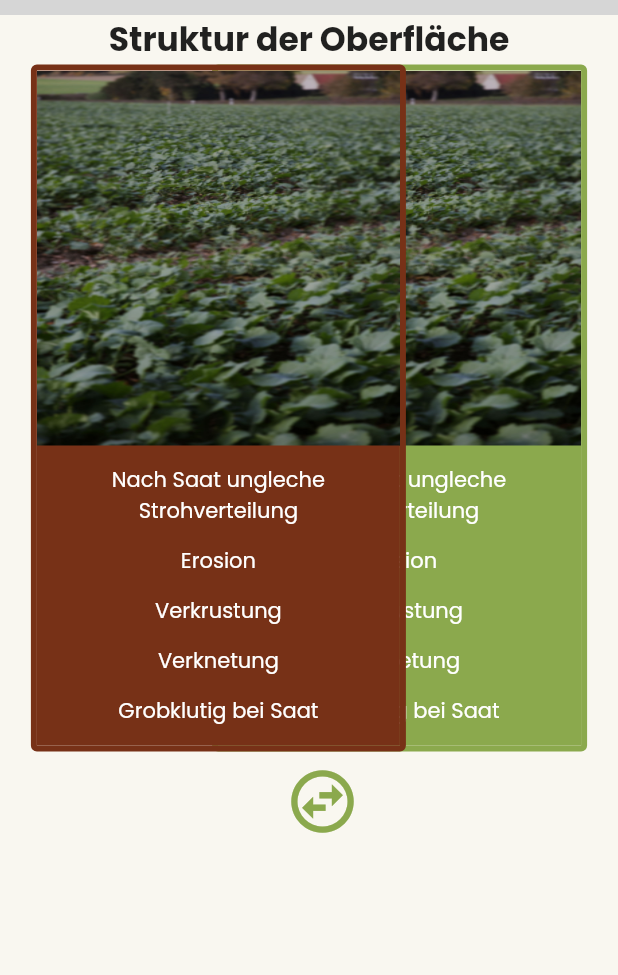
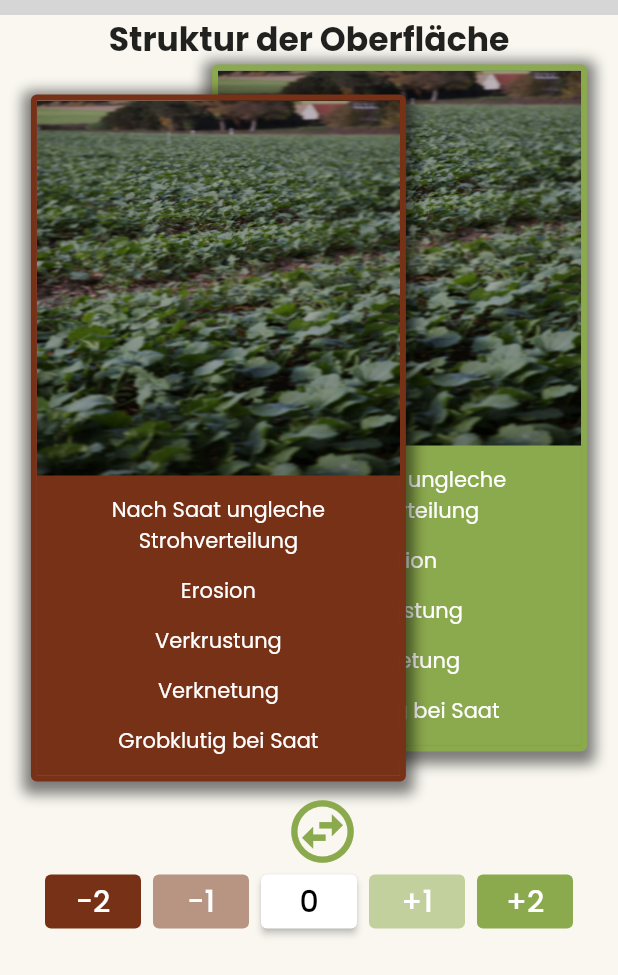
Before and after one commit to patrickfelschen/bodenanalyse, a Flutter app: the AnalysisStartScreen screen opened by its route, on a phone screen of 412 x 824 dp. Shown: the top 975 px of the screen. Run offline on Flutter 3.47's test engine with Material 2 defaults, Android fonts, the phone set to English and light mode, and no system bars; our stand-ins replace google_maps_flutter, shared_preferences; missing offline and left inert: easy_search, progress_stepper; accounts and stored records are empty; generated files the repository leaves out were written again; grey boxes are pictures that could not be loaded.

Commit message:
Rating ButtonBar

```diff
--- a/lib/src/screens/analysis_start_screen.dart
+++ b/lib/src/screens/analysis_start_screen.dart
@@ -14,7 +14,7 @@ class AnalysisStartScreen extends StatefulWidget {
 class _AnalysisStartScreenState extends State<AnalysisStartScreen> {
   var testList = List.empty();
   int _steps = 6;
-  int _counter = 0;
+  int _counter = 1;
   List<int> widgetIds = [0, 1];
   int index = 0;
 
@@ -82,7 +82,10 @@ class _AnalysisStartScreenState extends State<AnalysisStartScreen> {
           currentStep: _counter,
           progressColor: Color(0xFF8BA94D),
         )),
-        Text('Struktur der Oberfläche', style: TextStyle(fontWeight: FontWeight.bold, fontSize: 22),),
+        Text(
+          'Struktur der Oberfläche',
+          style: TextStyle(fontWeight: FontWeight.bold, fontSize: 22),
+        ),
         Stack(
           children: _stackChildren,
         ),
@@ -93,8 +96,72 @@ class _AnalysisStartScreenState extends State<AnalysisStartScreen> {
               size: 50,
               color: Theme.of(context).colorScheme.primary,
             )),
-
+        Row(
+          mainAxisAlignment: MainAxisAlignment.spaceEvenly,
+          children: [RatingButtonBar(context)],
+        )
       ]),
     ));
   }
+
+  ButtonBar RatingButtonBar(BuildContext context) {
+    Color textColor = Colors.white;
+    double fontSize = 20;
+    return ButtonBar(
+      alignment: MainAxisAlignment.spaceEvenly,
+      children: [
+        ElevatedButton(
+          onPressed: null,
+          child: Text(
+            '-2',
+            style: TextStyle(color: textColor, fontSize: fontSize),
+          ),
+          style: ButtonStyle(
+              backgroundColor: MaterialStateProperty.all<Color>(
+                  Theme.of(context).colorScheme.secondary)),
+        ),
+        ElevatedButton(
+          onPressed: null,
+          child: Text(
+            '-1',
+            style: TextStyle(color: textColor, fontSize: fontSize),
+          ),
+          style: ButtonStyle(
+            backgroundColor: MaterialStateProperty.all<Color>(
+                Theme.of(context).colorScheme.secondary.withOpacity(0.5)),
+          ),
+        ),
+        ElevatedButton(
+          onPressed: () {},
+          child: Text(
+            '0',
+            style: TextStyle(color: Colors.black, fontSize: fontSize),
+          ),
+          style: ButtonStyle(
+              backgroundColor: MaterialStateProperty.all<Color>(
+                  Colors.white)),
+        ),
+        ElevatedButton(
+          onPressed: null,
+          child: Text(
+            '+1',
+            style: TextStyle(color: textColor, fontSize: fontSize),
+          ),
+          style: ButtonStyle(
+              backgroundColor: MaterialStateProperty.all<Color>(
+                  Theme.of(context).colorScheme.primary.withOpacity(0.5))),
+        ),
+        ElevatedButton(
+          onPressed: null,
+          child: Text(
+            '+2',
+            style: TextStyle(color: textColor, fontSize: fontSize),
+          ),
+          style: ButtonStyle(
+              backgroundColor: MaterialStateProperty.all<Color>(
+                  Theme.of(context).colorScheme.primary)),
+        )
+      ],
+    );
+  }
 }
--- a/lib/src/widgets/analysis_card_widget.dart
+++ b/lib/src/widgets/analysis_card_widget.dart
@@ -29,7 +29,7 @@ class AnalysisCard extends StatelessWidget {
     if (badExample) {
       cardAlignment = Alignment.centerLeft;
       cardMargin =
-          EdgeInsets.only(left: MediaQuery.of(context).size.width / 20);
+          EdgeInsets.only(left: MediaQuery.of(context).size.width / 20, top: 20);
       cardColor = Theme.of(context).colorScheme.secondary;
     } else {
       cardAlignment = Alignment.centerRight;
@@ -44,7 +44,16 @@ class AnalysisCard extends StatelessWidget {
           width: 250,
           decoration: BoxDecoration(
               border: Border.all(width: 4, color: cardColor),
-              borderRadius: BorderRadius.all(Radius.circular(4))),
+              borderRadius: BorderRadius.all(Radius.circular(4)),
+              boxShadow: [
+                BoxShadow(
+                  color: Colors.black.withOpacity(0.5),
+                  spreadRadius: 5,
+                  blurRadius: 7,
+                  offset: Offset(0, 3)
+                )
+              ]
+          ),
           child: Column(
             mainAxisSize: MainAxisSize.min,
             children: [
```
